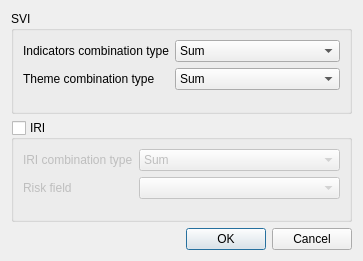
This is svir/ui/ui_calculate_iri.ui in gem/oq-irmt-qgis as Qt 5 draws it before an edit. The edited form follows.
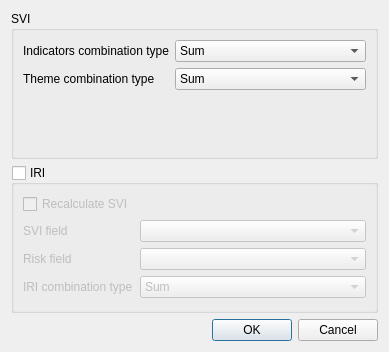
This is the edited form.

Commit message: Allow the user to choose if re-using a SVI field or recalculating the SVI. GUI logic done. Missing calculation logic

Patch:
```diff
--- a/svir/ui/ui_calculate_iri.ui
+++ b/svir/ui/ui_calculate_iri.ui
@@ -9,8 +9,8 @@
    <rect>
     <x>0</x>
     <y>0</y>
-    <width>363</width>
-    <height>261</height>
+    <width>389</width>
+    <height>352</height>
    </rect>
   </property>
   <property name="windowTitle">
@@ -102,42 +102,62 @@
       <property name="fieldGrowthPolicy">
        <enum>QFormLayout::AllNonFixedFieldsGrow</enum>
       </property>
-      <item row="1" column="0">
-       <widget class="QLabel" name="label">
-        <property name="text">
-         <string>IRI combination type</string>
-        </property>
-       </widget>
-      </item>
-      <item row="1" column="1">
-       <widget class="QComboBox" name="iri_combination_type">
-        <item>
-         <property name="text">
-          <string>Sum</string>
-         </property>
-        </item>
-        <item>
-         <property name="text">
-          <string>Average</string>
-         </property>
-        </item>
-        <item>
-         <property name="text">
-          <string>Multiplication</string>
-         </property>
-        </item>
-       </widget>
-      </item>
-      <item row="2" column="1">
+      <item row="5" column="1">
        <widget class="QComboBox" name="aal_field"/>
       </item>
-      <item row="2" column="0">
+      <item row="5" column="0">
        <widget class="QLabel" name="label_5">
         <property name="text">
          <string>Risk field</string>
         </property>
        </widget>
       </item>
+      <item row="8" column="1">
+       <widget class="QComboBox" name="iri_combination_type">
+        <item>
+         <property name="text">
+          <string>Sum</string>
+         </property>
+        </item>
+        <item>
+         <property name="text">
+          <string>Average</string>
+         </property>
+        </item>
+        <item>
+         <property name="text">
+          <string>Multiplication</string>
+         </property>
+        </item>
+       </widget>
+      </item>
+      <item row="8" column="0">
+       <widget class="QLabel" name="label">
+        <property name="text">
+         <string>IRI combination type</string>
+        </property>
+       </widget>
+      </item>
+      <item row="4" column="1">
+       <widget class="QComboBox" name="svi_field_cbx"/>
+      </item>
+      <item row="4" column="0">
+       <widget class="QLabel" name="label_4">
+        <property name="text">
+         <string>SVI field</string>
+        </property>
+       </widget>
+      </item>
+      <item row="3" column="0">
+       <widget class="QCheckBox" name="recalculate_svi_check">
+        <property name="text">
+         <string>Recalculate SVI</string>
+        </property>
+        <property name="checked">
+         <bool>false</bool>
+        </property>
+       </widget>
+      </item>
      </layout>
     </widget>
    </item>
```
The commit also changes 2 other files.
